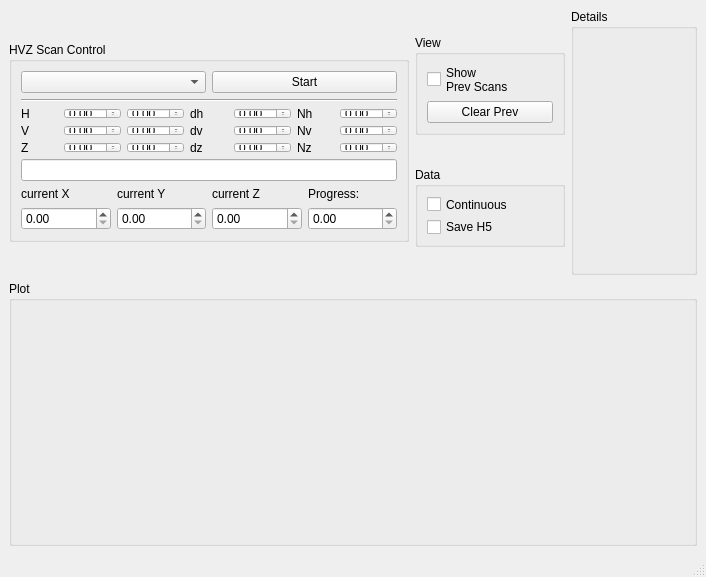
vfolfbt7330jordanjacobs/ScopeFoundry, file scanning/raster_3d_scan_base.ui: the form before one commit.
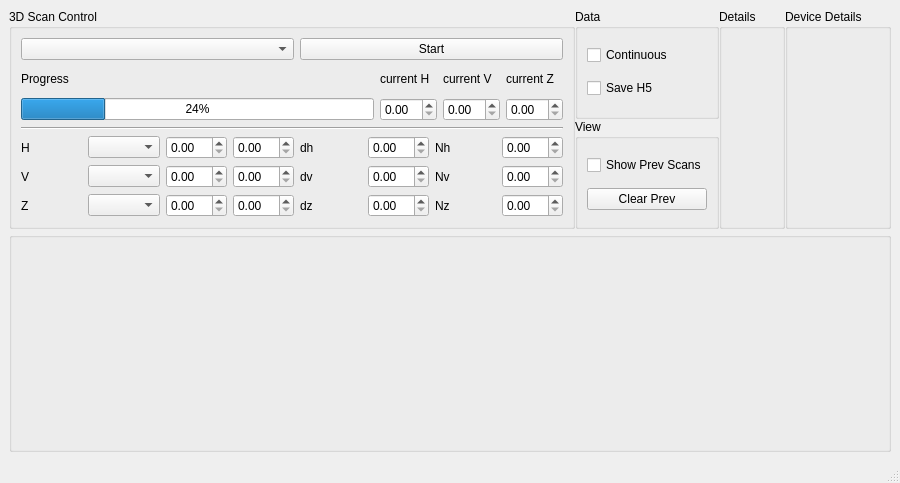
The form after the commit.

Diff of the .ui file:
```diff
--- a/scanning/raster_3d_scan_base.ui
+++ b/scanning/raster_3d_scan_base.ui
@@ -6,8 +6,8 @@
    <rect>
     <x>0</x>
     <y>0</y>
-    <width>706</width>
-    <height>577</height>
+    <width>900</width>
+    <height>483</height>
    </rect>
   </property>
   <property name="acceptDrops">
@@ -17,285 +17,306 @@
    <string>Simple XY Scan</string>
   </property>
   <widget class="QWidget" name="centralwidget">
-   <layout class="QGridLayout" name="gridLayout_2" rowstretch="0,0,0,0,0,0,0,0,0" columnstretch="0,0,0,0,0">
-    <item row="8" column="0" colspan="5">
-     <widget class="QGroupBox" name="plot_groupBox">
-      <property name="title">
-       <string>Plot</string>
-      </property>
-      <layout class="QVBoxLayout" name="verticalLayout_2"/>
-     </widget>
-    </item>
-    <item row="0" column="0" colspan="5">
-     <layout class="QHBoxLayout" name="setting_hlayout">
+   <layout class="QGridLayout" name="gridLayout_2" rowstretch="0,0" columnstretch="0">
+    <property name="verticalSpacing">
+     <number>3</number>
+    </property>
+    <item row="0" column="0">
+     <layout class="QHBoxLayout" name="settings_horizontalLayout">
       <item>
        <widget class="QGroupBox" name="control_groupBox">
-        <property name="minimumSize">
-         <size>
-          <width>400</width>
-          <height>200</height>
-         </size>
+        <property name="sizePolicy">
+         <sizepolicy hsizetype="Expanding" vsizetype="Preferred">
+          <horstretch>0</horstretch>
+          <verstretch>0</verstretch>
+         </sizepolicy>
         </property>
         <property name="maximumSize">
          <size>
-          <width>400</width>
-          <height>200</height>
+          <width>16777215</width>
+          <height>16777215</height>
          </size>
         </property>
         <property name="title">
-         <string>HVZ Scan Control</string>
+         <string>3D Scan Control</string>
         </property>
-        <layout class="QVBoxLayout" name="verticalLayout_6">
-         <item>
-          <layout class="QVBoxLayout" name="verticalLayout_3">
-           <item>
-            <layout class="QHBoxLayout" name="horizontalLayout">
-             <item>
-              <widget class="QComboBox" name="scan_type_comboBox"/>
-             </item>
-             <item>
-              <widget class="QPushButton" name="start_pushButton">
-               <property name="text">
-                <string>Start</string>
-               </property>
-              </widget>
-             </item>
-            </layout>
-           </item>
-          </layout>
-         </item>
-         <item>
-          <widget class="Line" name="line">
-           <property name="orientation">
-            <enum>Qt::Horizontal</enum>
-           </property>
-          </widget>
-         </item>
-         <item>
-          <layout class="QGridLayout" name="gridLayout_6">
-           <item row="0" column="0">
-            <widget class="QLabel" name="h_label">
+        <layout class="QGridLayout" name="gridLayout" columnstretch="0,0,0,0,0,0,0,0">
+         <item row="1" column="0" colspan="8">
+          <layout class="QGridLayout" name="gridLayout_5">
+           <item row="0" column="2">
+            <widget class="QLabel" name="y_label">
              <property name="text">
-              <string>H</string>
+              <string>current V</string>
              </property>
             </widget>
            </item>
-           <item row="1" column="2">
-            <widget class="QDoubleSpinBox" name="v1_doubleSpinBox"/>
-           </item>
            <item row="0" column="3">
-            <widget class="QLabel" name="dv_label">
-             <property name="text">
-              <string>dh</string>
-             </property>
-            </widget>
-           </item>
-           <item row="1" column="6">
-            <widget class="QDoubleSpinBox" name="Nv_doubleSpinBox"/>
-           </item>
-           <item row="0" column="1">
-            <widget class="QDoubleSpinBox" name="h0_doubleSpinBox"/>
-           </item>
-           <item row="1" column="0">
-            <widget class="QLabel" name="v_label_2">
-             <property name="text">
-              <string>V</string>
-             </property>
-            </widget>
-           </item>
-           <item row="1" column="4">
-            <widget class="QDoubleSpinBox" name="dv_doubleSpinBox"/>
-           </item>
-           <item row="0" column="5">
-            <widget class="QLabel" name="label_2">
-             <property name="text">
-              <string>Nh</string>
-             </property>
-            </widget>
-           </item>
-           <item row="0" column="6">
-            <widget class="QDoubleSpinBox" name="Nh_doubleSpinBox"/>
-           </item>
-           <item row="1" column="3">
-            <widget class="QLabel" name="dv_label_2">
-             <property name="text">
-              <string>dv</string>
-             </property>
-            </widget>
-           </item>
-           <item row="1" column="5">
-            <widget class="QLabel" name="label_3">
-             <property name="text">
-              <string>Nv</string>
-             </property>
-            </widget>
-           </item>
-           <item row="1" column="1">
-            <widget class="QDoubleSpinBox" name="v0_doubleSpinBox"/>
-           </item>
-           <item row="0" column="4">
-            <widget class="QDoubleSpinBox" name="dh_doubleSpinBox"/>
-           </item>
-           <item row="0" column="2">
-            <widget class="QDoubleSpinBox" name="h1_doubleSpinBox"/>
-           </item>
-           <item row="2" column="0">
-            <widget class="QLabel" name="label">
-             <property name="text">
-              <string>Z</string>
-             </property>
-            </widget>
-           </item>
-           <item row="2" column="1">
-            <widget class="QDoubleSpinBox" name="z0_doubleSpinBox"/>
-           </item>
-           <item row="2" column="2">
-            <widget class="QDoubleSpinBox" name="z1_doubleSpinBox"/>
-           </item>
-           <item row="2" column="3">
             <widget class="QLabel" name="label_4">
              <property name="text">
-              <string>dz</string>
+              <string>current Z</string>
              </property>
             </widget>
-           </item>
-           <item row="2" column="4">
-            <widget class="QDoubleSpinBox" name="dz_doubleSpinBox"/>
-           </item>
-           <item row="2" column="5">
-            <widget class="QLabel" name="label_5">
-             <property name="text">
-              <string>Nz</string>
-             </property>
-            </widget>
-           </item>
-           <item row="2" column="6">
-            <widget class="QDoubleSpinBox" name="Nz_doubleSpinBox"/>
-           </item>
-          </layout>
-         </item>
-         <item>
-          <widget class="QLineEdit" name="status_lineEdit">
-           <property name="minimumSize">
-            <size>
-             <width>0</width>
-             <height>0</height>
-            </size>
-           </property>
-           <property name="maximumSize">
-            <size>
-             <width>400</width>
-             <height>300</height>
-            </size>
-           </property>
-           <property name="readOnly">
-            <bool>true</bool>
-           </property>
-          </widget>
-         </item>
-         <item>
-          <layout class="QGridLayout" name="gridLayout_5">
-           <item row="1" column="4">
-            <widget class="QDoubleSpinBox" name="progress_doubleSpinBox"/>
-           </item>
-           <item row="1" column="0">
-            <widget class="QDoubleSpinBox" name="x_doubleSpinBox"/>
            </item>
            <item row="0" column="0">
+            <widget class="QLabel" name="label">
+             <property name="text">
+              <string>Progress</string>
+             </property>
+            </widget>
+           </item>
+           <item row="0" column="1">
             <widget class="QLabel" name="x_label">
              <property name="text">
-              <string>current X</string>
+              <string>current H</string>
              </property>
             </widget>
            </item>
-           <item row="0" column="1">
-            <widget class="QLabel" name="y_label">
-             <property name="text">
-              <string>current Y</string>
+           <item row="1" column="0">
+            <widget class="QProgressBar" name="progressBar">
+             <property name="sizePolicy">
+              <sizepolicy hsizetype="Expanding" vsizetype="Fixed">
+               <horstretch>0</horstretch>
+               <verstretch>0</verstretch>
+              </sizepolicy>
+             </property>
+             <property name="value">
+              <number>24</number>
              </property>
             </widget>
            </item>
            <item row="1" column="1">
+            <widget class="QDoubleSpinBox" name="x_doubleSpinBox"/>
+           </item>
+           <item row="1" column="2">
             <widget class="QDoubleSpinBox" name="y_doubleSpinBox"/>
            </item>
-           <item row="0" column="2">
-            <widget class="QLabel" name="z_label">
-             <property name="text">
-              <string>current Z</string>
-             </property>
-            </widget>
-           </item>
-           <item row="1" column="2">
+           <item row="1" column="3">
             <widget class="QDoubleSpinBox" name="z_doubleSpinBox"/>
            </item>
-           <item row="0" column="4">
-            <widget class="QLabel" name="progres_label">
-             <property name="text">
-              <string>Progress:</string>
-             </property>
-            </widget>
-           </item>
           </layout>
          </item>
+         <item row="5" column="6">
+          <widget class="QLabel" name="label_2">
+           <property name="text">
+            <string>Nh</string>
+           </property>
+          </widget>
+         </item>
+         <item row="8" column="1">
+          <widget class="QComboBox" name="z_axis_comboBox">
+           <property name="sizePolicy">
+            <sizepolicy hsizetype="Preferred" vsizetype="Fixed">
+             <horstretch>0</horstretch>
+             <verstretch>0</verstretch>
+            </sizepolicy>
+           </property>
+          </widget>
+         </item>
+         <item row="5" column="0">
+          <widget class="QLabel" name="h_label">
+           <property name="text">
+            <string>H</string>
+           </property>
+          </widget>
+         </item>
+         <item row="8" column="4">
+          <widget class="QLabel" name="label_6">
+           <property name="text">
+            <string>dz</string>
+           </property>
+          </widget>
+         </item>
+         <item row="7" column="3">
+          <widget class="QDoubleSpinBox" name="v1_doubleSpinBox">
+           <property name="sizePolicy">
+            <sizepolicy hsizetype="Preferred" vsizetype="Fixed">
+             <horstretch>0</horstretch>
+             <verstretch>0</verstretch>
+            </sizepolicy>
+           </property>
+          </widget>
+         </item>
+         <item row="7" column="4">
+          <widget class="QLabel" name="dv_label_2">
+           <property name="text">
+            <string>dv</string>
+           </property>
+          </widget>
+         </item>
+         <item row="0" column="0" colspan="4">
+          <widget class="QComboBox" name="scan_type_comboBox"/>
+         </item>
+         <item row="8" column="6">
+          <widget class="QLabel" name="label_7">
+           <property name="text">
+            <string>Nz</string>
+           </property>
+          </widget>
+         </item>
+         <item row="5" column="1">
+          <widget class="QComboBox" name="h_axis_comboBox">
+           <property name="sizePolicy">
+            <sizepolicy hsizetype="Preferred" vsizetype="Fixed">
+             <horstretch>0</horstretch>
+             <verstretch>0</verstretch>
+            </sizepolicy>
+           </property>
+          </widget>
+         </item>
+         <item row="4" column="0" colspan="8">
+          <widget class="Line" name="line">
+           <property name="orientation">
+            <enum>Qt::Orientation::Horizontal</enum>
+           </property>
+          </widget>
+         </item>
+         <item row="7" column="5">
+          <widget class="QDoubleSpinBox" name="dv_doubleSpinBox">
+           <property name="sizePolicy">
+            <sizepolicy hsizetype="Preferred" vsizetype="Fixed">
+             <horstretch>0</horstretch>
+             <verstretch>0</verstretch>
+            </sizepolicy>
+           </property>
+          </widget>
+         </item>
+         <item row="7" column="0">
+          <widget class="QLabel" name="v_label_2">
+           <property name="text">
+            <string>V</string>
+           </property>
+          </widget>
+         </item>
+         <item row="8" column="5">
+          <widget class="QDoubleSpinBox" name="dz_doubleSpinBox">
+           <property name="sizePolicy">
+            <sizepolicy hsizetype="Preferred" vsizetype="Fixed">
+             <horstretch>0</horstretch>
+             <verstretch>0</verstretch>
+            </sizepolicy>
+           </property>
+          </widget>
+         </item>
+         <item row="7" column="6">
+          <widget class="QLabel" name="label_3">
+           <property name="text">
+            <string>Nv</string>
+           </property>
+          </widget>
+         </item>
+         <item row="5" column="7">
+          <widget class="QDoubleSpinBox" name="Nh_doubleSpinBox"/>
+         </item>
+         <item row="7" column="2">
+          <widget class="QDoubleSpinBox" name="v0_doubleSpinBox">
+           <property name="sizePolicy">
+            <sizepolicy hsizetype="Preferred" vsizetype="Fixed">
+             <horstretch>0</horstretch>
+             <verstretch>0</verstretch>
+            </sizepolicy>
+           </property>
+          </widget>
+         </item>
+         <item row="8" column="0">
+          <widget class="QLabel" name="label_5">
+           <property name="text">
+            <string>Z</string>
+           </property>
+          </widget>
+         </item>
+         <item row="5" column="4">
+          <widget class="QLabel" name="dv_label">
+           <property name="text">
+            <string>dh</string>
+           </property>
+          </widget>
+         </item>
+         <item row="8" column="3">
+          <widget class="QDoubleSpinBox" name="z1_doubleSpinBox">
+           <property name="sizePolicy">
+            <sizepolicy hsizetype="Preferred" vsizetype="Fixed">
+             <horstretch>0</horstretch>
+             <verstretch>0</verstretch>
+            </sizepolicy>
+           </property>
+          </widget>
+         </item>
+         <item row="5" column="5">
+          <widget class="QDoubleSpinBox" name="dh_doubleSpinBox">
+           <property name="sizePolicy">
+            <sizepolicy hsizetype="Preferred" vsizetype="Fixed">
+             <horstretch>0</horstretch>
+             <verstretch>0</verstretch>
+            </sizepolicy>
+           </property>
+          </widget>
+         </item>
+         <item row="8" column="2">
+          <widget class="QDoubleSpinBox" name="z0_doubleSpinBox">
+           <property name="sizePolicy">
+            <sizepolicy hsizetype="Preferred" vsizetype="Fixed">
+             <horstretch>0</horstretch>
+             <verstretch>0</verstretch>
+            </sizepolicy>
+           </property>
+          </widget>
+         </item>
+         <item row="7" column="7">
+          <widget class="QDoubleSpinBox" name="Nv_doubleSpinBox"/>
+         </item>
+         <item row="5" column="3">
+          <widget class="QDoubleSpinBox" name="h1_doubleSpinBox">
+           <property name="sizePolicy">
+            <sizepolicy hsizetype="Preferred" vsizetype="Fixed">
+             <horstretch>0</horstretch>
+             <verstretch>0</verstretch>
+            </sizepolicy>
+           </property>
+          </widget>
+         </item>
+         <item row="0" column="4" colspan="4">
+          <widget class="QPushButton" name="start_pushButton">
+           <property name="sizePolicy">
+            <sizepolicy hsizetype="MinimumExpanding" vsizetype="Fixed">
+             <horstretch>0</horstretch>
+             <verstretch>0</verstretch>
+            </sizepolicy>
+           </property>
+           <property name="text">
+            <string>Start</string>
+           </property>
+          </widget>
+         </item>
+         <item row="7" column="1">
+          <widget class="QComboBox" name="v_axis_comboBox">
+           <property name="sizePolicy">
+            <sizepolicy hsizetype="Preferred" vsizetype="Fixed">
+             <horstretch>0</horstretch>
+             <verstretch>0</verstretch>
+            </sizepolicy>
+           </property>
+          </widget>
+         </item>
+         <item row="8" column="7">
+          <widget class="QDoubleSpinBox" name="Nz_doubleSpinBox"/>
+         </item>
+         <item row="5" column="2">
+          <widget class="QDoubleSpinBox" name="h0_doubleSpinBox">
+           <property name="sizePolicy">
+            <sizepolicy hsizetype="Preferred" vsizetype="Fixed">
+             <horstretch>0</horstretch>
+             <verstretch>0</verstretch>
+            </sizepolicy>
+           </property>
+          </widget>
+         </item>
         </layout>
        </widget>
       </item>
       <item>
-       <layout class="QVBoxLayout" name="verticalLayout_5">
-        <item>
-         <widget class="QGroupBox" name="groupBox_2">
-          <property name="minimumSize">
-           <size>
-            <width>150</width>
-            <height>100</height>
-           </size>
-          </property>
-          <property name="maximumSize">
-           <size>
-            <width>150</width>
-            <height>100</height>
-           </size>
-          </property>
-          <property name="title">
-           <string>View</string>
-          </property>
-          <layout class="QGridLayout" name="gridLayout_4">
-           <item row="0" column="0">
-            <layout class="QHBoxLayout" name="horizontalLayout_2">
-             <item>
-              <widget class="QCheckBox" name="show_previous_scans_checkBox">
-               <property name="text">
-                <string>Show 
-Prev Scans</string>
-               </property>
-              </widget>
-             </item>
-            </layout>
-           </item>
-           <item row="2" column="0">
-            <widget class="QPushButton" name="clear_previous_scans_pushButton">
-             <property name="text">
-              <string>Clear Prev</string>
-             </property>
-            </widget>
-           </item>
-          </layout>
-         </widget>
-        </item>
+       <layout class="QVBoxLayout" name="verticalLayout_3">
         <item>
          <widget class="QGroupBox" name="groupBox">
-          <property name="minimumSize">
-           <size>
-            <width>100</width>
-            <height>80</height>
-           </size>
-          </property>
-          <property name="maximumSize">
-           <size>
-            <width>150</width>
-            <height>80</height>
-           </size>
-          </property>
           <property name="title">
            <string>Data</string>
           </property>
@@ -317,6 +338,29 @@
           </layout>
          </widget>
         </item>
+        <item>
+         <widget class="QGroupBox" name="groupBox_2">
+          <property name="title">
+           <string>View</string>
+          </property>
+          <layout class="QGridLayout" name="gridLayout_4">
+           <item row="0" column="0">
+            <widget class="QCheckBox" name="show_previous_scans_checkBox">
+             <property name="text">
+              <string>Show Prev Scans</string>
+             </property>
+            </widget>
+           </item>
+           <item row="1" column="0">
+            <widget class="QPushButton" name="clear_previous_scans_pushButton">
+             <property name="text">
+              <string>Clear Prev</string>
+             </property>
+            </widget>
+           </item>
+          </layout>
+         </widget>
+        </item>
        </layout>
       </item>
       <item>
@@ -324,15 +368,46 @@
         <property name="title">
          <string>Details</string>
         </property>
-        <layout class="QVBoxLayout" name="verticalLayout">
-         <item>
-          <layout class="QVBoxLayout" name="verticalLayout_4"/>
-         </item>
-        </layout>
+        <layout class="QVBoxLayout" name="details_layout"/>
+       </widget>
+      </item>
+      <item>
+       <widget class="QGroupBox" name="device_details_GroupBox">
+        <property name="title">
+         <string>Device Details</string>
+        </property>
+        <layout class="QGridLayout" name="device_details_layout"/>
        </widget>
       </item>
      </layout>
     </item>
+    <item row="1" column="0">
+     <widget class="QGroupBox" name="plot_groupBox">
+      <property name="title">
+       <string/>
+      </property>
+      <property name="flat">
+       <bool>true</bool>
+      </property>
+      <layout class="QVBoxLayout" name="verticalLayout_2">
+       <property name="spacing">
+        <number>0</number>
+       </property>
+       <property name="leftMargin">
+        <number>0</number>
+       </property>
+       <property name="topMargin">
+        <number>0</number>
+       </property>
+       <property name="rightMargin">
+        <number>0</number>
+       </property>
+       <property name="bottomMargin">
+        <number>0</number>
+       </property>
+      </layout>
+     </widget>
+    </item>
    </layout>
   </widget>
   <widget class="QMenuBar" name="menubar">
@@ -345,7 +420,11 @@
     </rect>
    </property>
   </widget>
-  <widget class="QStatusBar" name="statusbar"/>
+  <widget class="QStatusBar" name="statusbar">
+   <property name="enabled">
+    <bool>true</bool>
+   </property>
+  </widget>
  </widget>
  <resources/>
  <connections/>
```
Left out of the diff: 16 changed lines with no effect on the pictures.
